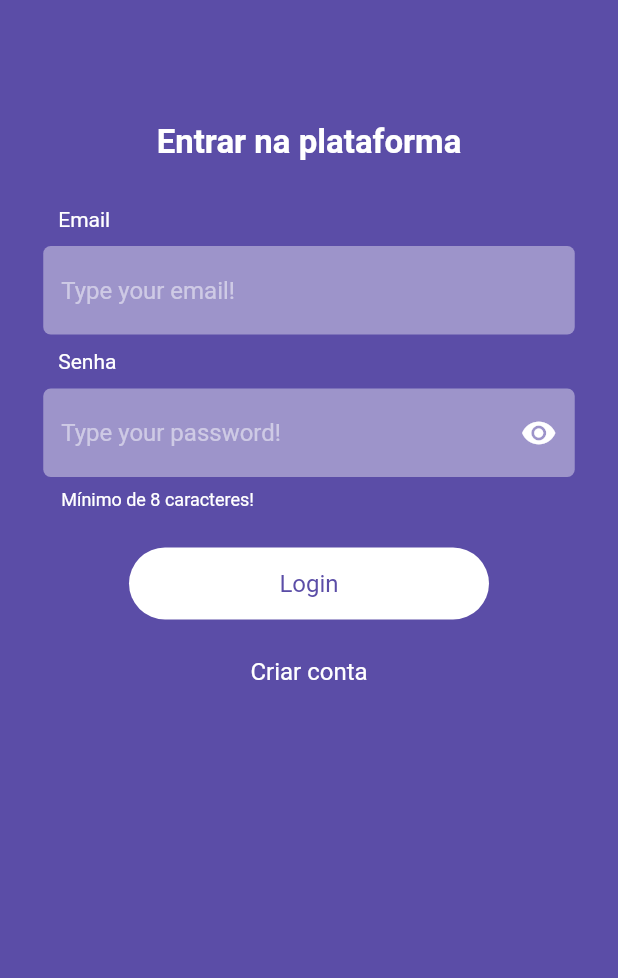
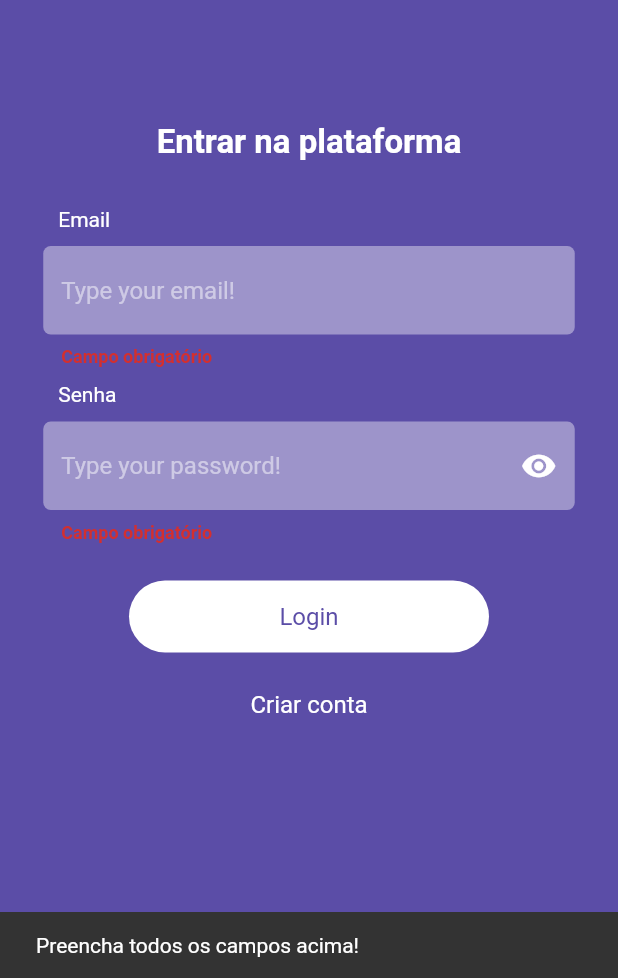
Before and after one commit to Alexsandro-97/xtintas_app, a Flutter app: the screen it shows after launch, after a tap on "Login", on a phone screen of 412 x 824 dp, the part 258-1236 px from its top. Run offline on Flutter 3.47's test engine with Material 2 defaults, Android fonts, the light colour scheme and no system bars; our stand-ins replace dio, flutter_mobx, flutter_svg, mobx, shared_preferences; generated files the repository leaves out were written again.

Commit message:
adding signIn action to LoginScreen

```diff
--- a/lib/view/screens/sign_in_screen.dart
+++ b/lib/view/screens/sign_in_screen.dart
@@ -131,10 +131,8 @@ class _SignInScreenState extends State<SignInScreen> {
                           ),
                         ),
                         onTapButton: () async {
-                          final formState = Form.of(context);
-                          if (formState != null && formState.validate()) {
-                            bool hasLogin = userStore.signIn();
-                            print(hasLogin);
+                          if (_key.currentState!.validate()) {
+                            final hasLogin = await userStore.signIn();
                             if (hasLogin) {
                               Navigator.of(context).pushNamedAndRemoveUntil(
                                   '/homeScreen', (route) => false);
@@ -146,6 +144,14 @@ class _SignInScreenState extends State<SignInScreen> {
                                 ),
                               );
                             }
+                          } else {
+                            ScaffoldMessenger.of(context).showSnackBar(
+                              const SnackBar(
+                                content: Text(
+                                  'Preencha todos os campos acima!',
+                                ),
+                              ),
+                            );
                           }
                         },
                       ),
```
